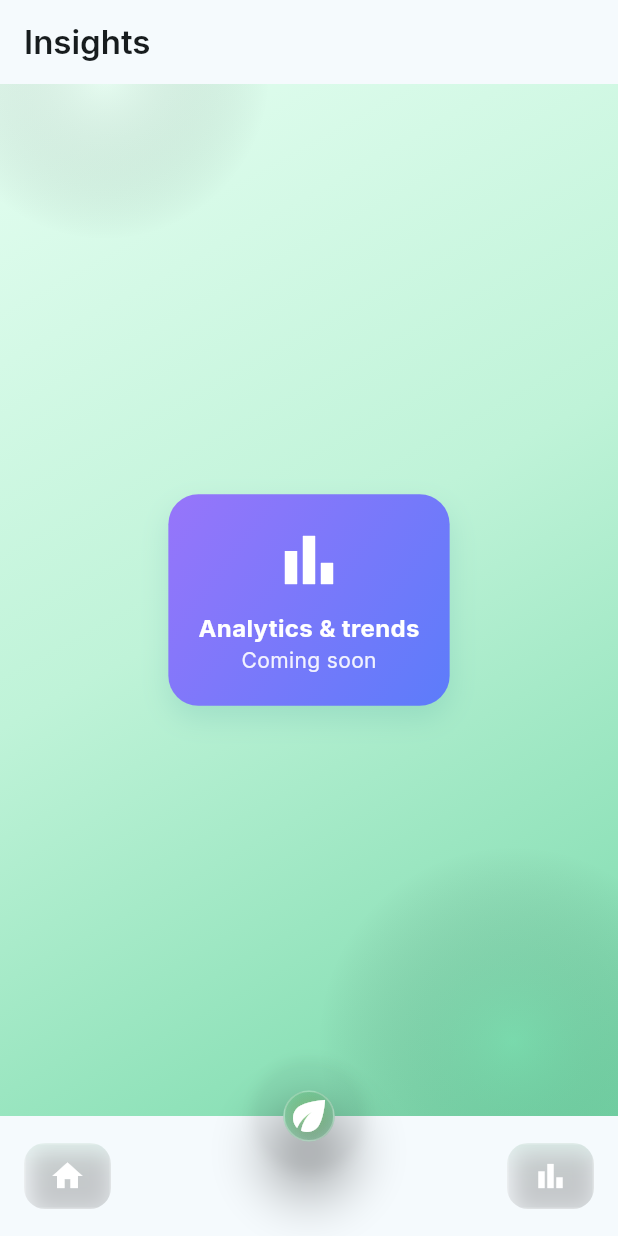
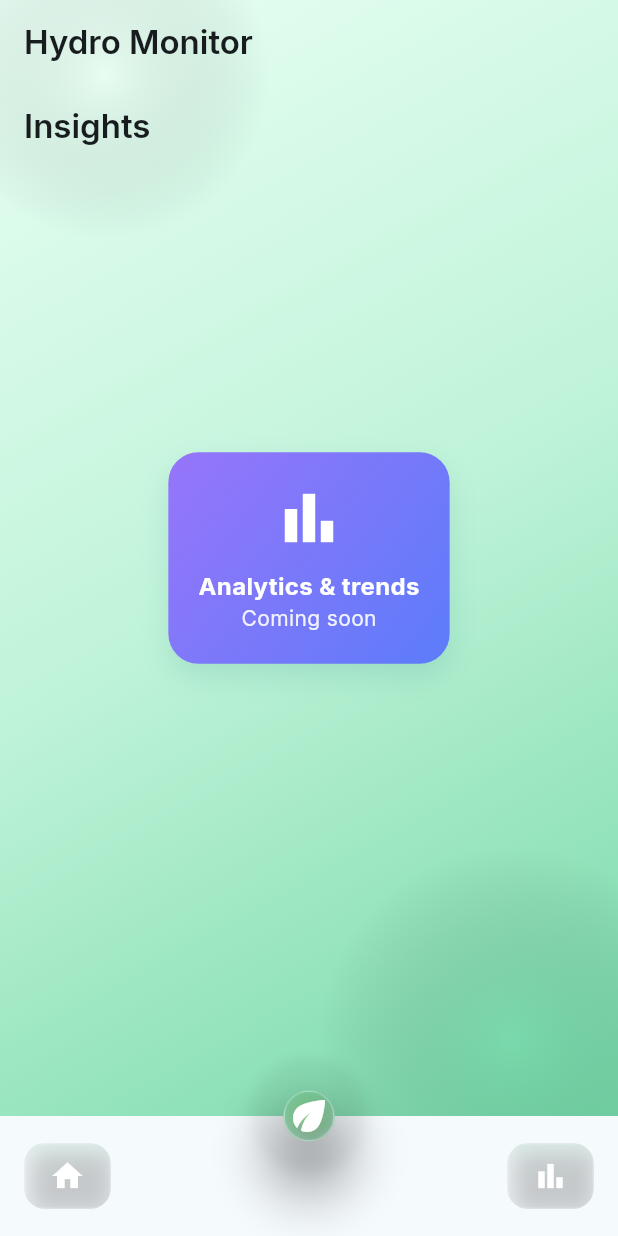
Before and after one commit to cursor2test1230-hub/hydro, a Flutter app: the screen it shows after launch, after a tap on "Nutrients", after a tap on "pH", after a tap on the "bar chart" icon, on a phone screen of 412 x 824 dp. Run offline on Flutter 3.47's test engine with Material 3 defaults, Android fonts, the phone set to English and light mode, and no system bars; our stand-ins replace google_fonts.

Commit message:
feat(ui): transparent AppBars and extended bodies to match main background; update tests

```diff
--- a/lib/main.dart
+++ b/lib/main.dart
@@ -46,6 +46,19 @@ class _RootScaffoldState extends State<RootScaffold> {
   Widget build(BuildContext context) {
     final ColorScheme scheme = Theme.of(context).colorScheme;
     return Scaffold(
+      extendBodyBehindAppBar: true,
+      appBar: AppBar(
+        title: Text(
+          'Hydro Monitor',
+          style: GoogleFonts.inter(
+            fontWeight: FontWeight.w600,
+          ),
+        ),
+        backgroundColor: Colors.transparent,
+        surfaceTintColor: Colors.transparent,
+        elevation: 0,
+        scrolledUnderElevation: 0,
+      ),
       body: Stack(
         children: [
           // Richer green background with subtle glows
@@ -396,10 +409,10 @@ class _DashboardPageState extends State<DashboardPage> {
 
   @override
   Widget build(BuildContext context) {
-    final ColorScheme scheme = Theme.of(context).colorScheme;
     final MetricConfig selectedConfig = configFor(selected);
 
     return Scaffold(
+      extendBodyBehindAppBar: true,
       appBar: AppBar(
         title: Text(
           'Hydro Monitor',
@@ -407,8 +420,10 @@ class _DashboardPageState extends State<DashboardPage> {
             fontWeight: FontWeight.w600,
           ),
         ),
-        backgroundColor: scheme.surface,
+        backgroundColor: Colors.transparent,
         surfaceTintColor: Colors.transparent,
+        elevation: 0,
+        scrolledUnderElevation: 0,
       ),
       backgroundColor: Colors.transparent,
       body: SafeArea(
@@ -818,10 +833,13 @@ class PlantsPage extends StatelessWidget {
   Widget build(BuildContext context) {
     final ColorScheme scheme = Theme.of(context).colorScheme;
     return Scaffold(
+       extendBodyBehindAppBar: true,
        appBar: AppBar(
          title: Text('Plants', style: GoogleFonts.inter(fontWeight: FontWeight.w600)),
-        backgroundColor: scheme.surface,
+         backgroundColor: Colors.transparent,
          surfaceTintColor: Colors.transparent,
+         elevation: 0,
+         scrolledUnderElevation: 0,
        ),
        backgroundColor: Colors.transparent,
        body: Center(
@@ -864,10 +882,13 @@ class InsightsPage extends StatelessWidget {
   Widget build(BuildContext context) {
     final ColorScheme scheme = Theme.of(context).colorScheme;
     return Scaffold(
+      extendBodyBehindAppBar: true,
       appBar: AppBar(
         title: Text('Insights', style: GoogleFonts.inter(fontWeight: FontWeight.w600)),
-        backgroundColor: scheme.surface,
+        backgroundColor: Colors.transparent,
         surfaceTintColor: Colors.transparent,
+        elevation: 0,
+        scrolledUnderElevation: 0,
       ),
       backgroundColor: Colors.transparent,
       body: Center(
```
Also changed, not shown: 1 other file. Lines whose indentation alone changed are shown as unchanged.
